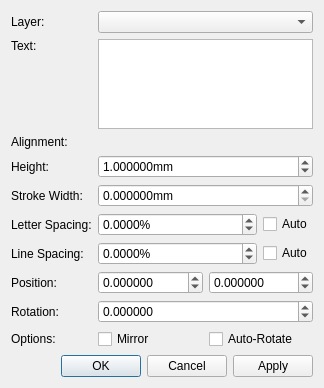
Qt form libs/librepcb/common/dialogs/stroketextpropertiesdialog.ui (LibrePCB/LibrePCB) before a commit.
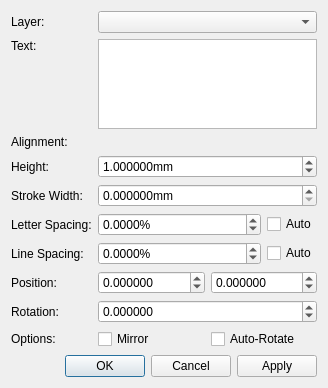
The same form after that commit. Custom widgets are drawn as their Qt base class.

```diff
--- a/libs/librepcb/common/dialogs/stroketextpropertiesdialog.ui
+++ b/libs/librepcb/common/dialogs/stroketextpropertiesdialog.ui
@@ -6,7 +6,7 @@
    <rect>
     <x>0</x>
     <y>0</y>
-    <width>324</width>
+    <width>328</width>
     <height>388</height>
    </rect>
   </property>
```
Left out of the diff: 8 changed lines with no effect on the pictures.
